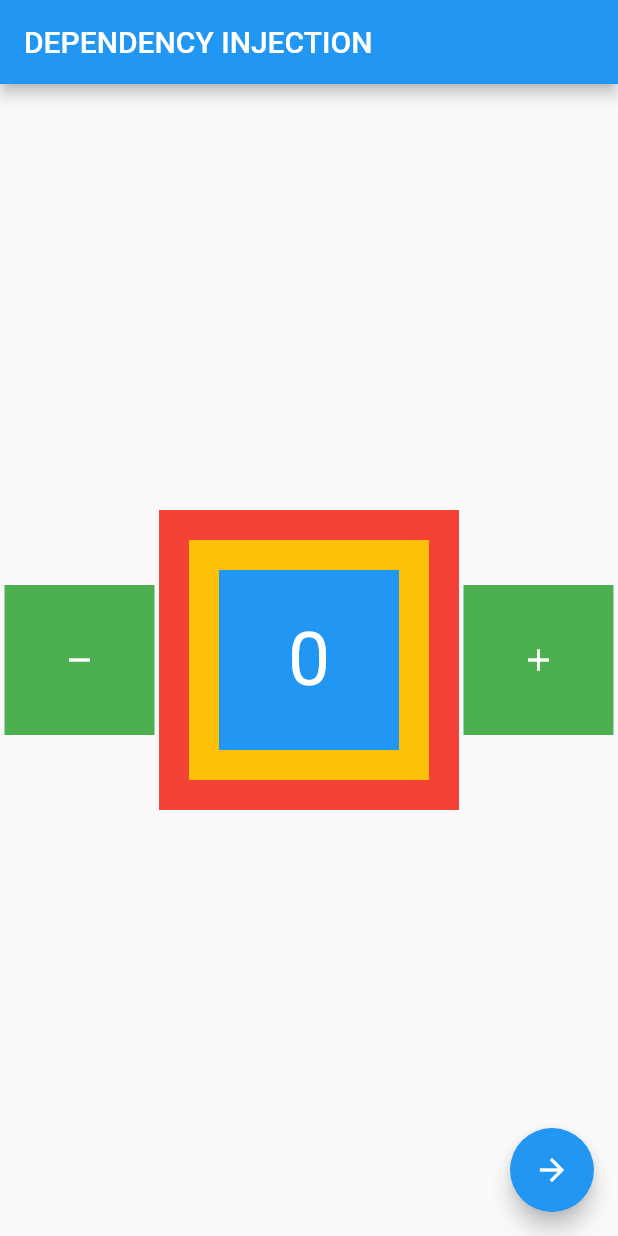
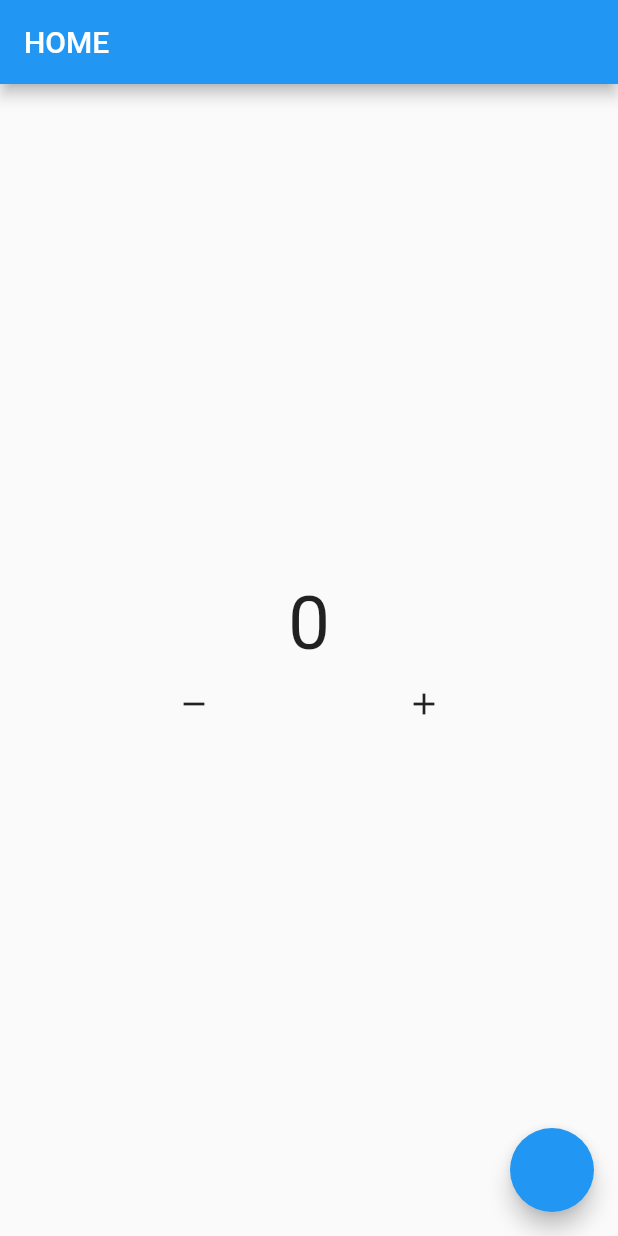
Before and after one commit to irfanzidniofficial/flutter_bloc_state_management, a Flutter app: the screen it shows after launch, on a phone screen of 412 x 824 dp. Run offline on Flutter 3.47's test engine with Material 2 defaults, Android fonts, the phone set to English and light mode, and no system bars; our stand-ins replace bloc, flutter_bloc.

Commit message:
without multibloc provider

```diff
--- a/lib/404/404.dart
+++ /dev/null
@@ -1,19 +0,0 @@
-import 'package:flutter/material.dart';
-
-class NotFoundPage extends StatelessWidget {
-  const NotFoundPage({super.key});
-
-  @override
-  Widget build(BuildContext context) {
-    return const Scaffold(
-      body: Center(
-        child: Text(
-          'PAGE NOT FOUND',
-          style: TextStyle(
-            fontSize: 50,
-          ),
-        ),
-      ),
-    );
-  }
-}
--- a/lib/bloc/counter.dart
+++ b/lib/bloc/counter.dart
@@ -1,22 +1,8 @@
 import 'package:bloc/bloc.dart';
 
-class Counter extends Cubit<int> {
-  Counter({this.init = 0}) : super(init);
+class CounterBloc extends Cubit<int> {
+  CounterBloc() : super(0);
 
-  int init;
-
-  void increment() => emit(state + 1);
-  void decrement() => emit(state - 1);
-
-  @override
-  void onChange(Change<int> change) {
-    super.onChange(change);
-    print(change);
-  }
-
-  @override
-  void onError(Object error, StackTrace stackTrace) {
-    super.onError(error, stackTrace);
-    print(error);
-  }
+  void add() => emit(state + 1);
+  void remove() => emit(state - 1);
 }
--- /dev/null
+++ b/lib/bloc/theme.dart
@@ -0,0 +1,9 @@
+import 'package:bloc/bloc.dart';
+
+class ThemeBloc extends Cubit<bool> {
+  // true => light
+  // false => dark
+  ThemeBloc() : super(true);
+
+  void changeTheme() => emit(!state);
+}
--- a/lib/home/biru.dart
+++ /dev/null
@@ -1,17 +0,0 @@
-import 'package:flutter/material.dart';
-import 'package:flutter_bloc_state_management/home/center_data.dart';
-
-class Biru extends StatelessWidget {
-  const Biru({
-    Key? key,
-  }) : super(key: key);
-
-  @override
-  Widget build(BuildContext context) {
-    return Container(
-      margin: const EdgeInsets.all(20),
-      color: Colors.blue,
-      child: const CenterData(),
-    );
-  }
-}
--- a/lib/home/center_data.dart
+++ /dev/null
@@ -1,18 +0,0 @@
-import 'package:flutter/material.dart';
-import 'package:flutter_bloc_state_management/home/data_widget.dart';
-
-
-
-
-class CenterData extends StatelessWidget {
-  const CenterData({
-    Key? key,
-  }) : super(key: key);
-
-  @override
-  Widget build(BuildContext context) {
-    return const Center(
-      child: DataWidget(),
-    );
-  }
-}
--- a/lib/home/data_widget.dart
+++ /dev/null
@@ -1,26 +0,0 @@
-import 'package:flutter/material.dart';
-import 'package:flutter_bloc/flutter_bloc.dart';
-import 'package:flutter_bloc_state_management/bloc/counter.dart';
-
-class DataWidget extends StatelessWidget {
-  const DataWidget({
-    Key? key,
-  }) : super(key: key);
-
-  @override
-  Widget build(BuildContext context) {
-    Counter mycounter = BlocProvider.of<Counter>(context);
-    return BlocBuilder(
-      bloc: mycounter,
-      builder: (context, state) {
-        return Text(
-          '$state',
-          style: const TextStyle(
-            color: Colors.white,
-            fontSize: 50,
-          ),
-        );
-      },
-    );
-  }
-}
--- a/lib/home/home.dart
+++ /dev/null
@@ -1,84 +0,0 @@
-import 'package:flutter/material.dart';
-import 'package:flutter_bloc/flutter_bloc.dart';
-import 'package:flutter_bloc_state_management/home/merah.dart';
-
-import '../bloc/counter.dart';
-
-class HomePage extends StatelessWidget {
-  const HomePage({super.key});
-
-  @override
-  Widget build(BuildContext context) {
-    Counter mycounter = BlocProvider.of<Counter>(context);
-
-    return Scaffold(
-      appBar: AppBar(
-        title: const Text(
-          "DEPENDENCY INJECTION",
-        ),
-      ),
-      floatingActionButton: FloatingActionButton(
-        onPressed: () {
-          // Navigator.of(context).push(
-          //   MaterialPageRoute(
-          //     builder: (context) => BlocProvider.value(
-          //       value: mycounter,
-          //       child: const OtherPage(),
-          //     ),
-
-          //     // BlocProvider(
-          //     //   create: (context) => mycounter,
-          //     //   child: const OtherPage(),
-          //     // ),
-          //   ),
-          // );
-
-          Navigator.of(context).pushNamed('/other');
-        },
-        child: const Icon(Icons.arrow_forward),
-      ),
-      body: Center(
-        child: Row(
-          mainAxisAlignment: MainAxisAlignment.spaceEvenly,
-          children: [
-            Material(
-              color: Colors.green,
-              child: InkWell(
-                onTap: () {
-                  // decrement
-                  mycounter.decrement();
-                },
-                child: const SizedBox(
-                  width: 100,
-                  height: 100,
-                  child: Icon(
-                    Icons.remove,
-                    color: Colors.white,
-                  ),
-                ),
-              ),
-            ),
-            const Merah(),
-            Material(
-              color: Colors.green,
-              child: InkWell(
-                onTap: () {
-                  // increment
-                  mycounter.increment();
-                },
-                child: const SizedBox(
-                  width: 100,
-                  height: 100,
-                  child: Icon(
-                    Icons.add,
-                    color: Colors.white,
-                  ),
-                ),
-              ),
-            ),
-          ],
-        ),
-      ),
-    );
-  }
-}
--- a/lib/home/kuning.dart
+++ /dev/null
@@ -1,17 +0,0 @@
-import 'package:flutter/material.dart';
-import 'package:flutter_bloc_state_management/home/biru.dart';
-
-class Kuning extends StatelessWidget {
-  const Kuning({
-    Key? key,
-  }) : super(key: key);
-
-  @override
-  Widget build(BuildContext context) {
-    return Container(
-      margin: const EdgeInsets.all(20),
-      color: Colors.amber,
-      child: Biru(),
-    );
-  }
-}
--- a/lib/home/merah.dart
+++ /dev/null
@@ -1,20 +0,0 @@
-import 'dart:developer';
-
-import 'package:flutter/material.dart';
-import 'package:flutter_bloc_state_management/home/kuning.dart';
-
-class Merah extends StatelessWidget {
-  const Merah({
-    Key? key,
-  }) : super(key: key);
-
-  @override
-  Widget build(BuildContext context) {
-    return Container(
-      width: 200,
-      height: 200,
-      color: Colors.red,
-      child: const Kuning(),
-    );
-  }
-}
--- a/lib/main.dart
+++ b/lib/main.dart
@@ -1,5 +1,8 @@
 import 'package:flutter/material.dart';
-import 'package:flutter_bloc_state_management/routes/routes.dart';
+import 'package:flutter_bloc/flutter_bloc.dart';
+import 'package:flutter_bloc_state_management/bloc/counter.dart';
+import 'package:flutter_bloc_state_management/bloc/theme.dart';
+import 'package:flutter_bloc_state_management/pages/home.dart';
 
 void main() {
   runApp(MyApp());
@@ -8,12 +11,24 @@
 class MyApp extends StatelessWidget {
   MyApp({super.key});
 
-  final router = MyRouter();
+  final ThemeBloc myTheme = ThemeBloc();
 
   @override
   Widget build(BuildContext context) {
-    return MaterialApp(
-      onGenerateRoute: router.onRoute,
+    return BlocProvider(
+      create: (context) => myTheme,
+      child: BlocBuilder<ThemeBloc, bool>(
+        bloc: myTheme,
+        builder: (context, state) {
+          return MaterialApp(
+            theme: state == true ? ThemeData.light() : ThemeData.dark(),
+            home: BlocProvider(
+              create: (context) => CounterBloc(),
+              child: HomePage(),
+            ),
+          );
+        },
+      ),
     );
   }
 }
--- a/lib/other/other.dart
+++ /dev/null
@@ -1,33 +0,0 @@
-import 'package:flutter/material.dart';
-import 'package:flutter_bloc/flutter_bloc.dart';
-import 'package:flutter_bloc_state_management/bloc/counter.dart';
-
-class OtherPage extends StatelessWidget {
-  const OtherPage({super.key});
-
-  @override
-  Widget build(BuildContext context) {
-    Counter counter = context.read<Counter>();
-
-    return Scaffold(
-      appBar: AppBar(
-        title: const Text(
-          'OTHER PAGE',
-        ),
-      ),
-      body: Center(
-        child: BlocBuilder<Counter, int>(
-          bloc: counter,
-          builder: (context, state) {
-            return Text(
-              "$state",
-              style: const TextStyle(
-                fontSize: 50,
-              ),
-            );
-          },
-        ),
-      ),
-    );
-  }
-}
--- /dev/null
+++ b/lib/pages/home.dart
@@ -0,0 +1,60 @@
+import 'package:flutter/material.dart';
+import 'package:flutter_bloc/flutter_bloc.dart';
+import 'package:flutter_bloc_state_management/bloc/counter.dart';
+import 'package:flutter_bloc_state_management/bloc/theme.dart';
+
+class HomePage extends StatelessWidget {
+  const HomePage({super.key});
+
+  @override
+  Widget build(BuildContext context) {
+    CounterBloc myCounter = context.read<CounterBloc>();
+    ThemeBloc myTheme = context.read<ThemeBloc>();
+    return Scaffold(
+      appBar: AppBar(
+        title: const Text('HOME'),
+      ),
+      body: Center(
+        child: Column(
+          mainAxisSize: MainAxisSize.min,
+          children: [
+            BlocBuilder<CounterBloc, int>(
+              bloc: myCounter,
+              builder: (context, state) {
+                return Text(
+                  '$state',
+                  style: const TextStyle(
+                    fontSize: 50,
+                  ),
+                );
+              },
+            ),
+            Row(
+              mainAxisAlignment: MainAxisAlignment.spaceEvenly,
+              children: [
+                IconButton(
+                  onPressed: () {
+                    myCounter.remove();
+                  },
+                  icon: const Icon(Icons.remove),
+                ),
+                IconButton(
+                  onPressed: () {
+                    myCounter.add();
+                  },
+                  icon: const Icon(Icons.add),
+                ),
+              ],
+            )
+          ],
+        ),
+      ),
+      floatingActionButton: FloatingActionButton(
+        onPressed: () {
+          // panggil bloc theme
+          myTheme.changeTheme();
+        },
+      ),
+    );
+  }
+}
--- a/lib/routes/routes.dart
+++ /dev/null
@@ -1,34 +0,0 @@
-import 'package:flutter/material.dart';
-import 'package:flutter_bloc/flutter_bloc.dart';
-import 'package:flutter_bloc_state_management/404/404.dart';
-import 'package:flutter_bloc_state_management/bloc/counter.dart';
-import 'package:flutter_bloc_state_management/other/other.dart';
-
-import '../home/home.dart';
-
-class MyRouter {
-  final Counter mycounter = Counter();
-
-  Route onRoute(RouteSettings settings) {
-    switch (settings.name) {
-      case '/':
-        return MaterialPageRoute(
-          builder: (context) => BlocProvider.value(
-            value: mycounter,
-            child: const HomePage(),
-          ),
-        );
-      case '/other':
-        return MaterialPageRoute(
-          builder: (context) => BlocProvider.value(
-            value: mycounter,
-            child: const OtherPage(),
-          ),
-        );
-      default:
-        return MaterialPageRoute(
-          builder: (context) => const NotFoundPage(),
-        );
-    }
-  }
-}
```
